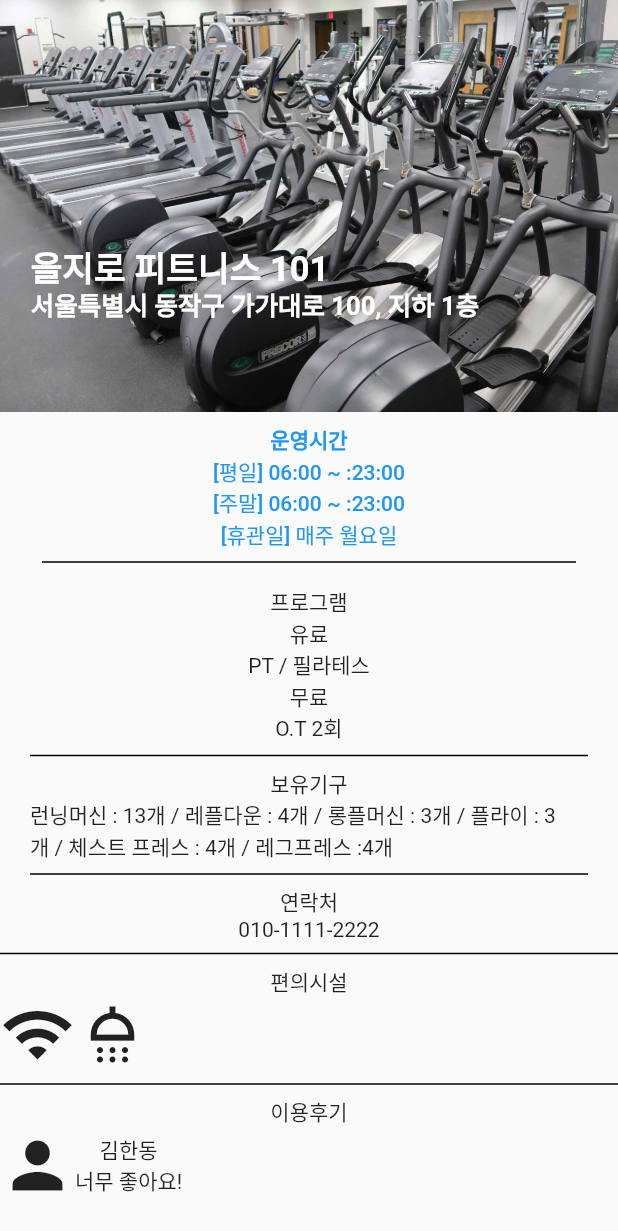
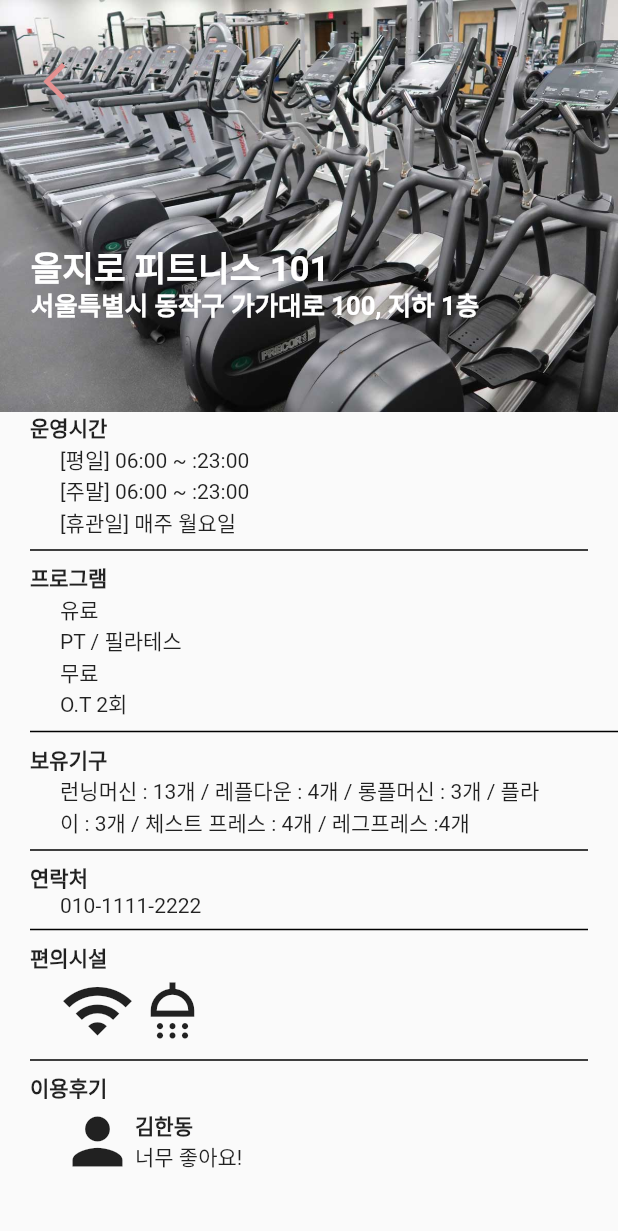
Before and after one commit to ParkSangbeomm/LetsExercise, a Flutter app: the DetailGym screen opened directly, on a phone screen of 412 x 824 dp. Shown: the top 1231 px of the screen. Run offline on Flutter 3.47's test engine with Material 2 defaults, Android fonts, the phone set to English and light mode, and no system bars; our stand-ins replace google_maps_flutter; generated files the repository leaves out were written again.

Commit message:
feat : css fix

```diff
--- a/organization_chat_app/lib/gymdetail.dart
+++ b/organization_chat_app/lib/gymdetail.dart
@@ -16,15 +16,25 @@ class _DetailGym extends State<DetailGym> {
               Image.asset('img/gym.jpeg',width:MediaQuery.of(context).size.width,),
               Positioned(child: makeText('을지로 피트니스 101', width: 240,  fontSize: 23.0),top: 160,),
               Positioned(child: makeText('서울특별시 동작구 가가대로 100, 지하 1층', width: 340,  fontSize: 17.0), top: 190,),
+              Positioned(
+                child: IconButton(
+                  splashColor: Colors.transparent,
+                  highlightColor: Colors.transparent,
+                  icon: const Icon(
+                    Icons.arrow_back_ios,
+                    color: Color(0xffe49191),
+                    size: 30,
+                  ),
+                  onPressed: () {
+                    Navigator.pop(context);
+                  },
+                ),
+                top: 30,
+                left: 20,
+              )
             ],
           ),
-          TextButton(
-            onPressed: (){
-              Navigator.pop(context);
-            },
-            child: timeColumn('06:00 ~ :23:00','06:00 ~ :23:00', '매주 월요일'),
-
-          ),
+          timeColumn('06:00 ~ :23:00','06:00 ~ :23:00', '매주 월요일'),
           programColumn('PT / 필라테스', 'O.T 2회'),
           machineColumn('런닝머신 : 13개 / 레플다운 : 4개 / 롱플머신 : 3개 / 플라이 : 3개 / 체스트 프레스 : 4개 / 레그프레스 :4개'),
           contact('010-1111-2222'),
@@ -46,11 +56,20 @@ class _DetailGym extends State<DetailGym> {
     return Padding(
       padding: EdgeInsets.fromLTRB(20, 0, 20, 0),
       child: Column(
+        crossAxisAlignment: CrossAxisAlignment.start,
         children: [
           Text('운영시간', style:TextStyle(fontWeight: FontWeight.bold),),
+          Padding(
+            padding: EdgeInsets.fromLTRB(20, 0, 0, 0),
+            child: Column(
+              crossAxisAlignment: CrossAxisAlignment.start,
+              children: [
                 Text('[평일] '+ weekday),
                 Text('[주말] '+ weekend),
                 Text('[휴관일] '+ holiday),
+              ],
+            ),
+          ),
           Divider(color: Colors.black, thickness: 1.0)
         ],
       ),
@@ -59,14 +78,24 @@ class _DetailGym extends State<DetailGym> {
 
   Widget programColumn(String charged, String free) {
     return Padding(
-      padding: EdgeInsets.fromLTRB(20, 0, 20, 0),
+      padding: EdgeInsets.fromLTRB(20, 0, 0, 0),
       child: Column(
+        crossAxisAlignment: CrossAxisAlignment.start,
         children: [
-          Text('프로그램'),
+          Text('프로그램', style:TextStyle(fontWeight: FontWeight.bold),),
+          Padding(
+            padding: EdgeInsets.fromLTRB(20, 0, 0, 0),
+            child: Column(
+              crossAxisAlignment: CrossAxisAlignment.start,
+              children: [
                 Text('유료'),
                 Text(charged),
                 Text('무료'),
                 Text(free),
+              ],
+            ),
+          ),
+
           Divider(color: Colors.black, thickness: 1.0)
         ],
       ),
@@ -77,38 +106,61 @@ class _DetailGym extends State<DetailGym> {
     return Padding(
       padding: EdgeInsets.fromLTRB(20, 0, 20, 0),
       child: Column(
+        crossAxisAlignment: CrossAxisAlignment.start,
         children: [
-          Text('보유기구'),
+          Text('보유기구', style:TextStyle(fontWeight: FontWeight.bold),),
+          Padding(
+            padding: EdgeInsets.fromLTRB(20, 0, 20, 0),
+            child: Column(
+              children: [
                 Text(machine),
+              ],
+            ),
+          ),
           Divider(color: Colors.black, thickness: 1.0)
         ],
       ),
     );
   }
 
-  Container contact(String phone) {
-    return Container(
+  Widget contact(String phone) {
+    return Padding(
+      padding: EdgeInsets.fromLTRB(20, 0, 20, 0),
+      child: Column(
+        crossAxisAlignment: CrossAxisAlignment.start,
+        children: [
+          Text('연락처', style:TextStyle(fontWeight: FontWeight.bold),),
+          Padding(
+            padding: EdgeInsets.fromLTRB(20, 0, 20, 0),
             child: Column(
               children: [
-          Text('연락처'),
                 Text(phone),
+              ],
+            ),
+          ),
           Divider(color: Colors.black, thickness: 1.0)
         ],
       ),
     );
   }
 
-  Container facilities(int a, int b, int c) {
-    return Container(
+  Widget facilities(int a, int b, int c) {
+    return Padding(
+      padding: EdgeInsets.fromLTRB(20, 0, 20, 0),
       child: Column(
+        crossAxisAlignment: CrossAxisAlignment.start,
         children: [
-          Text('편의시설'),
-          Row(
+          Text('편의시설', style:TextStyle(fontWeight: FontWeight.bold),),
+          Padding(
+            padding: EdgeInsets.fromLTRB(20, 0, 20, 0),
+            child: Row(
                 children:[
                   a==1 ? Icon(Icons.wifi, size: 50,) : Icon(Icons.perm_scan_wifi_sharp , size: 50, ),
                   b==1 ? Icon(Icons.shower, size: 50,) : Icon(Icons.shower_outlined, size: 50,),
                 ]
             ),
+          ),
+
 
           Divider(color: Colors.black, thickness: 1.0)
         ],
@@ -116,22 +168,28 @@ class _DetailGym extends State<DetailGym> {
     );
   }
 
-  Container review() {
-    return Container(
+  Widget review() {
+    return Padding(
+      padding: EdgeInsets.fromLTRB(20, 0, 20, 0),
       child: Column(
+        crossAxisAlignment: CrossAxisAlignment.start,
         children: [
-          Text('이용후기'),
-          Row(
+          Text('이용후기', style:TextStyle(fontWeight: FontWeight.bold),),
+          Padding(
+            padding: EdgeInsets.fromLTRB(20, 0, 20, 0),
+            child: Row(
               children: [
                 Icon(Icons.person, size: 50,),
                 Column(
+                  crossAxisAlignment: CrossAxisAlignment.start,
                     children:[
-                  Text('김한동'),
+                      Text('김한동', style:TextStyle(fontWeight: FontWeight.w600),),
                       Text('너무 좋아요!')
                     ]
                 )
               ],
-          )
+            ),
+          ),
         ],
       ),
     );
```
Lines whose indentation alone changed are shown as unchanged.
